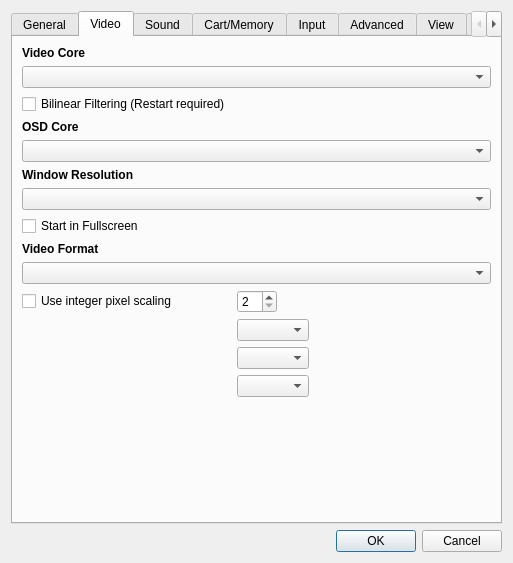
First picture: the form in yabause/src/qt/ui/UISettings.ui, repository Yabause/yabause, before the edit.
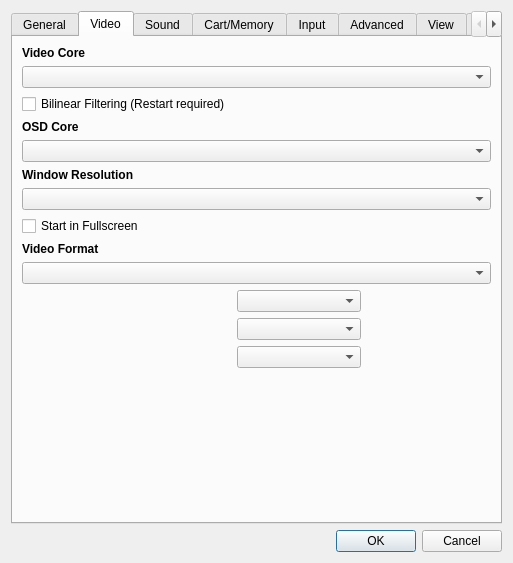
Second picture: the form after the edit. The open tabs and pages were chosen to show the change. Custom widgets are drawn as their Qt base class.

Commit message: Remove software pixel scaling

```diff
--- a/yabause/src/qt/ui/UISettings.ui
+++ b/yabause/src/qt/ui/UISettings.ui
@@ -307,13 +307,6 @@
        <item row="4" column="0" colspan="3">
         <widget class="QComboBox" name="cbOSDCore"/>
        </item>
-       <item row="18" column="0">
-        <widget class="QCheckBox" name="cbEnableIntegerPixelScaling">
-         <property name="text">
-          <string>Use integer pixel scaling</string>
-         </property>
-        </widget>
-       </item>
        <item row="0" column="0" colspan="3">
         <widget class="QLabel" name="lVideoCore">
          <property name="font">
@@ -336,25 +329,6 @@
        <item row="20" column="1">
         <widget class="QComboBox" name="cbPolygonGeneration"/>
        </item>
-       <item row="18" column="1">
-        <widget class="QSpinBox" name="sbIntegerPixelScalingMultiplier">
-         <property name="maximumSize">
-          <size>
-           <width>40</width>
-           <height>16777215</height>
-          </size>
-         </property>
-         <property name="minimum">
-          <number>2</number>
-         </property>
-         <property name="maximum">
-          <number>4</number>
-         </property>
-         <property name="singleStep">
-          <number>2</number>
-         </property>
-        </widget>
-       </item>
        <item row="21" column="1">
         <widget class="QComboBox" name="cbResolution"/>
        </item>
```
The commit also changes 3 other files.
